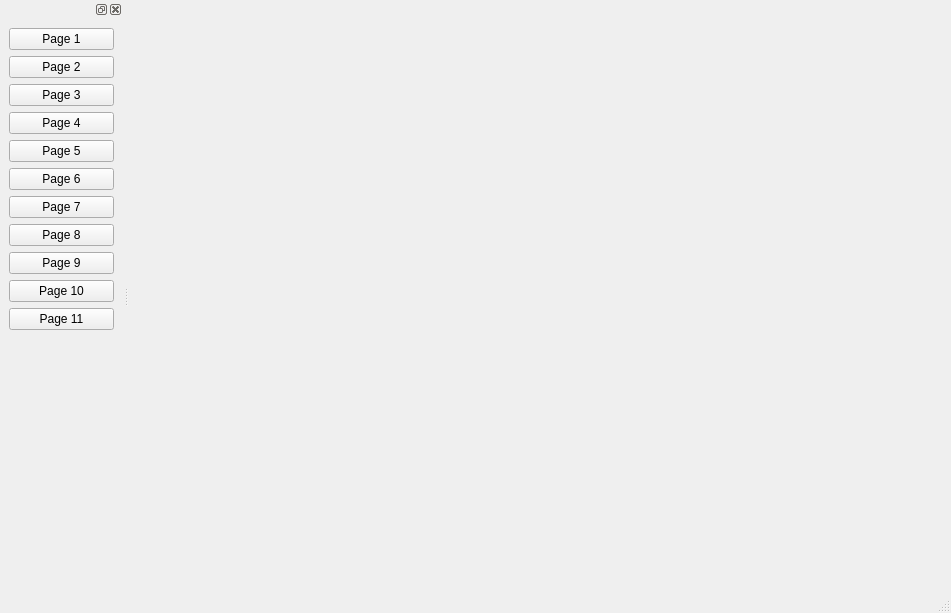
The window that pages/mainwindow.ui (Romaisaa/CV-Toolbox) describes before a commit, drawn with Qt 5.
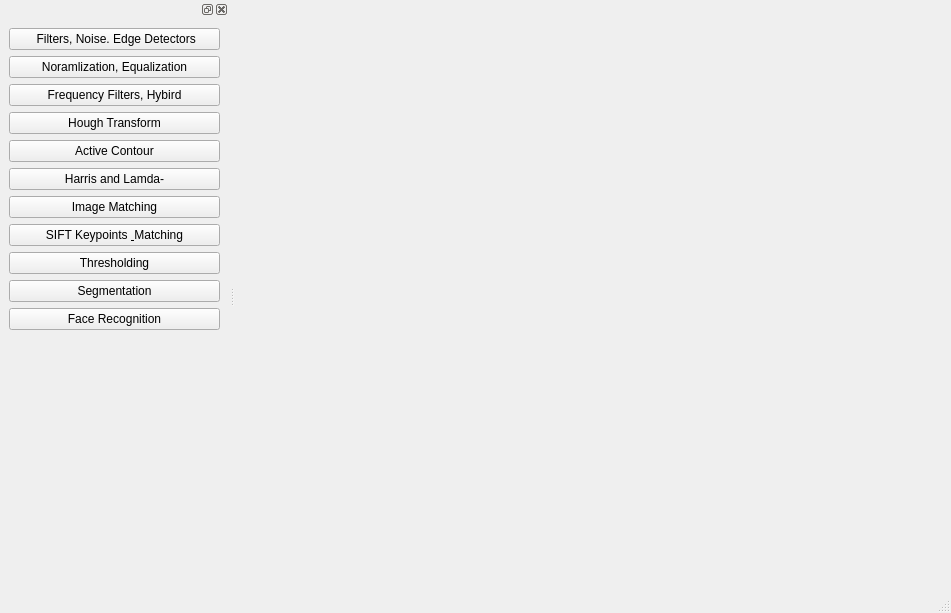
The same window after the commit.

Commit message: Page btns renamed

```diff
--- a/pages/mainwindow.ui
+++ b/pages/mainwindow.ui
@@ -40,9 +40,15 @@
   </widget>
   <widget class="QStatusBar" name="statusbar"/>
   <widget class="QDockWidget" name="dockWidget_2">
+   <property name="sizePolicy">
+    <sizepolicy hsizetype="Preferred" vsizetype="Maximum">
+     <horstretch>0</horstretch>
+     <verstretch>0</verstretch>
+    </sizepolicy>
+   </property>
    <property name="minimumSize">
     <size>
-     <width>123</width>
+     <width>229</width>
      <height>562</height>
     </size>
    </property>
@@ -54,77 +60,77 @@
      <item>
       <widget class="QPushButton" name="pushButton">
        <property name="text">
-        <string>Page 1</string>
+        <string> Filters, Noise. Edge Detectors</string>
        </property>
       </widget>
      </item>
      <item>
       <widget class="QPushButton" name="pushButton_2">
        <property name="text">
-        <string>Page 2</string>
+        <string>Noramlization, Equalization</string>
        </property>
       </widget>
      </item>
      <item>
       <widget class="QPushButton" name="pushButton_3">
        <property name="text">
-        <string>Page 3</string>
+        <string>Frequency Filters, Hybird</string>
        </property>
       </widget>
      </item>
      <item>
       <widget class="QPushButton" name="pushButton_4">
        <property name="text">
-        <string>Page 4</string>
+        <string>Hough Transform</string>
        </property>
       </widget>
      </item>
      <item>
       <widget class="QPushButton" name="pushButton_5">
        <property name="text">
-        <string>Page 5</string>
+        <string>Active Contour</string>
        </property>
       </widget>
      </item>
      <item>
       <widget class="QPushButton" name="pushButton_6">
        <property name="text">
-        <string>Page 6</string>
+        <string>Harris and Lamda-</string>
        </property>
       </widget>
      </item>
      <item>
       <widget class="QPushButton" name="pushButton_7">
        <property name="text">
-        <string>Page 7</string>
+        <string>Image Matching</string>
        </property>
       </widget>
      </item>
      <item>
       <widget class="QPushButton" name="pushButton_8">
        <property name="text">
-        <string>Page 8</string>
+        <string>SIFT Keypoints &amp; Matching</string>
        </property>
       </widget>
      </item>
      <item>
       <widget class="QPushButton" name="pushButton_9">
        <property name="text">
-        <string>Page 9</string>
+        <string>Thresholding</string>
        </property>
       </widget>
      </item>
      <item>
       <widget class="QPushButton" name="pushButton_10">
        <property name="text">
-        <string>Page 10</string>
+        <string>Segmentation</string>
        </property>
       </widget>
      </item>
      <item>
       <widget class="QPushButton" name="pushButton_11">
        <property name="text">
-        <string>Page 11</string>
+        <string>Face Recognition</string>
        </property>
       </widget>
      </item>
```
Left out of the diff: 2 changed lines with no effect on the pictures. The commit also changes 1 other file.
